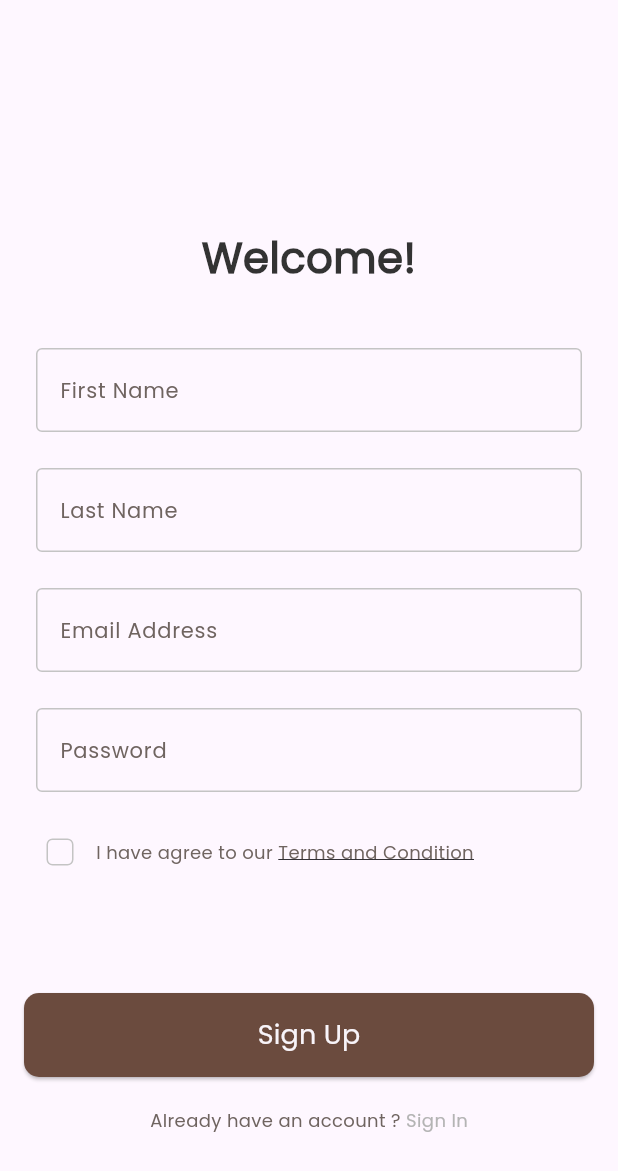
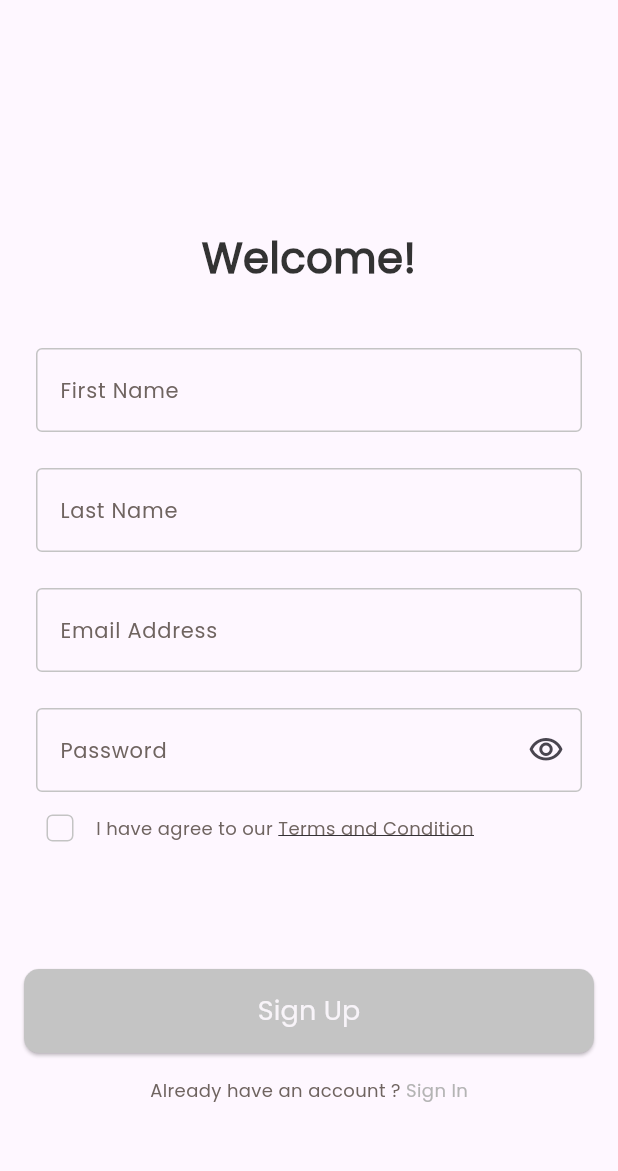
Before and after one commit to MalakYounis03/dalel_app, a Flutter app: the screen it shows after launch, after a tap on "Skip", on a phone screen of 412 x 824 dp. Shown: the top 1171 px of the screen. Run offline on Flutter 3.47's test engine with Material 3 defaults, Android fonts, the phone set to English and light mode, and no system bars; our stand-ins replace bloc, firebase_auth, firebase_core, flutter_bloc, fluttertoast, get_it and 3 more; accounts and stored records are empty.

```diff
--- /dev/null
+++ b/lib/app/dalel_app.dart
@@ -0,0 +1,14 @@
+import 'package:dalel_app/core/routes/app_router.dart';
+import 'package:flutter/material.dart';
+
+class MyApp extends StatelessWidget {
+  const MyApp({super.key});
+
+  @override
+  Widget build(BuildContext context) {
+    return MaterialApp.router(
+      routerConfig: router,
+      debugShowCheckedModeBanner: false,
+    );
+  }
+}
--- /dev/null
+++ b/lib/core/functions/check_state_changes.dart
@@ -0,0 +1,16 @@
+import 'package:firebase_auth/firebase_auth.dart';
+import 'package:flutter/foundation.dart';
+
+void checkStateChanges() {
+  FirebaseAuth.instance.authStateChanges().listen((User? user) {
+    if (user == null) {
+      if (kDebugMode) {
+        print('User is currently signed out!');
+      }
+    } else {
+      if (kDebugMode) {
+        print('User is signed in!');
+      }
+    }
+  });
+}
--- a/lib/core/routes/app_router.dart
+++ b/lib/core/routes/app_router.dart
@@ -1,7 +1,7 @@
-import 'package:dalel_app/core/service/service_licator.dart';
 import 'package:dalel_app/features/auth/presentation/auth_cubit/cubit/auth_cubit.dart';
 import 'package:dalel_app/features/auth/presentation/views/sign_in_view.dart';
 import 'package:dalel_app/features/auth/presentation/views/sign_up_view.dart';
+import 'package:dalel_app/features/home/presentation/views/home_view.dart';
 import 'package:dalel_app/features/onBoarding/presentation/views/on_boarding_view.dart';
 import 'package:dalel_app/features/splash/presentation/views/splash_view.dart';
 import 'package:flutter_bloc/flutter_bloc.dart';
@@ -13,17 +13,14 @@ final GoRouter router = GoRouter(
     GoRoute(path: "/onBoarding", builder: (context, state) => OnBoardingView()),
     GoRoute(
       path: "/signUp",
-      builder: (context, state) => BlocProvider(
-        create: (context) => getIt<AuthCubit>(),
-        child: SignUpView(),
-      ),
+      builder: (context, state) =>
+          BlocProvider(create: (context) => AuthCubit(), child: SignUpView()),
     ),
     GoRoute(
       path: "/signIn",
-      builder: (context, state) => BlocProvider(
-        create: (context) => getIt<AuthCubit>(),
-        child: SignInView(),
-      ),
+      builder: (context, state) =>
+          BlocProvider(create: (context) => AuthCubit(), child: SignInView()),
     ),
+    GoRoute(path: "/home", builder: (context, state) => HomeView()),
   ],
 );
--- a/lib/features/auth/presentation/auth_cubit/cubit/auth_state.dart
+++ b/lib/features/auth/presentation/auth_cubit/cubit/auth_state.dart
@@ -1,3 +1,17 @@
 class AuthState {}
 
 final class AuthInitial extends AuthState {}
+
+final class SignUpLoadingState extends AuthState {}
+
+final class SignUpSuccessState extends AuthState {}
+
+final class SignUpFailureState extends AuthState {
+  final String errorMessage;
+
+  SignUpFailureState({required this.errorMessage});
+}
+
+final class TermsAndConditionUpdateState extends AuthState {}
+
+final class ObscurePasswordTextUpdateState extends AuthState {}
--- a/lib/features/auth/presentation/views/sign_up_view.dart
+++ b/lib/features/auth/presentation/views/sign_up_view.dart
@@ -1,9 +1,7 @@
-import 'package:dalel_app/core/utils/app_colors.dart';
+import 'package:dalel_app/core/functions/navigation.dart';
 import 'package:dalel_app/core/utils/app_strings.dart';
-import 'package:dalel_app/core/widgets/custom_btn.dart';
 import 'package:dalel_app/features/auth/presentation/widgets/custom_sign_up_form.dart';
 import 'package:dalel_app/features/auth/presentation/widgets/have_an_account_widget.dart';
-import 'package:dalel_app/features/auth/presentation/widgets/i_have_agree_widget.dart';
 import 'package:dalel_app/features/auth/presentation/widgets/welcome_text_widget.dart';
 import 'package:flutter/material.dart';
 
@@ -20,40 +18,16 @@ class SignUpView extends StatelessWidget {
             SliverToBoxAdapter(
               child: WelcomeTextWidget(title: AppStrings.welcome),
             ),
-            SliverToBoxAdapter(
-              child: CustomSignUpForm(text: AppStrings.fristName),
-            ),
-            SliverToBoxAdapter(
-              child: CustomSignUpForm(text: AppStrings.lastName),
-            ),
-            SliverToBoxAdapter(
-              child: CustomSignUpForm(text: AppStrings.emailAddress),
-            ),
-            SliverToBoxAdapter(
-              child: CustomSignUpForm(text: AppStrings.password),
-            ),
+            SliverToBoxAdapter(child: CustomSignUpForm()),
+
             SliverToBoxAdapter(child: SizedBox(height: 16)),
-
-            SliverToBoxAdapter(
-              child: IHaveAgreeWidget(
-                text1: AppStrings.iHaveAgreeToOur,
-                text2: AppStrings.termsAndCondition,
-              ),
-            ),
-            SliverToBoxAdapter(child: SizedBox(height: 70)),
-            SliverToBoxAdapter(
-              child: CustomBtn(
-                color: AppColors.deepBrown,
-                onPressed: () {},
-                text: AppStrings.signUp,
-              ),
-            ),
-            SliverToBoxAdapter(child: SizedBox(height: 20)),
-
             SliverToBoxAdapter(
               child: HaveAnAccountWidget(
                 text1: AppStrings.alreadyHaveAnAccount,
                 text2: AppStrings.signIn,
+                onTap: () {
+                  customReplacementNavigate(context, "/home");
+                },
               ),
             ),
           ],
--- a/lib/features/auth/presentation/widgets/custom_check_box.dart
+++ b/lib/features/auth/presentation/widgets/custom_check_box.dart
@@ -1,5 +1,7 @@
 import 'package:dalel_app/core/utils/app_colors.dart';
+import 'package:dalel_app/features/auth/presentation/auth_cubit/cubit/auth_cubit.dart';
 import 'package:flutter/material.dart';
+import 'package:flutter_bloc/flutter_bloc.dart';
 
 class CustomCheckBox extends StatefulWidget {
   const CustomCheckBox({super.key});
@@ -19,6 +21,9 @@ class _CustomCheckBoxState extends State<CustomCheckBox> {
       onChanged: (newValue) {
         setState(() {
           value = newValue!;
+          BlocProvider.of<AuthCubit>(
+            context,
+          ).updateTermsAndConditionCheckBox(newValue: newValue);
         });
       },
       side: BorderSide(color: AppColors.grey),
--- a/lib/features/auth/presentation/widgets/custom_sign_up_form.dart
+++ b/lib/features/auth/presentation/widgets/custom_sign_up_form.dart
@@ -1,32 +1,94 @@
+import 'package:dalel_app/core/functions/custom_toast.dart';
+import 'package:dalel_app/core/functions/navigation.dart';
 import 'package:dalel_app/core/utils/app_colors.dart';
-import 'package:dalel_app/core/utils/app_text_styles.dart';
+import 'package:dalel_app/core/utils/app_strings.dart';
+import 'package:dalel_app/core/widgets/custom_btn.dart';
+import 'package:dalel_app/features/auth/presentation/auth_cubit/cubit/auth_cubit.dart';
+import 'package:dalel_app/features/auth/presentation/auth_cubit/cubit/auth_state.dart';
+import 'package:dalel_app/features/auth/presentation/widgets/custom_text_form_field.dart';
+import 'package:dalel_app/features/auth/presentation/widgets/i_have_agree_widget.dart';
 import 'package:flutter/material.dart';
+import 'package:flutter_bloc/flutter_bloc.dart';
 
 class CustomSignUpForm extends StatelessWidget {
-  const CustomSignUpForm({super.key, required this.text});
-  final String text;
+  CustomSignUpForm({super.key});
   @override
   Widget build(BuildContext context) {
-    return Padding(
-      padding: const EdgeInsets.only(left: 8, right: 8, top: 24),
-      child: TextField(
-        decoration: InputDecoration(
-          labelText: text,
-          labelStyle: CustomTextStyles.poppins500style14.copyWith(
-            color: AppColors.deepGrey,
+    return BlocConsumer<AuthCubit, AuthState>(
+      listener: (context, state) {
+        if (state is SignUpSuccessState) {
+          showToast("Account Created Successfuly !");
+          customReplacementNavigate(context, "/home");
+        } else if (state is SignUpFailureState) {
+          showToast(state.errorMessage);
+        }
+      },
+      builder: (context, state) {
+        AuthCubit authCubit = BlocProvider.of<AuthCubit>(context);
+        return Form(
+          key: authCubit.signUpFormKey,
+          child: Column(
+            children: [
+              CustomTextFormField(
+                text: AppStrings.fristName,
+                onChanged: (firstName) {
+                  authCubit.firstName = firstName;
+                },
+              ),
+              CustomTextFormField(
+                text: AppStrings.lastName,
+                onChanged: (lastName) {
+                  authCubit.lastName = lastName;
+                },
+              ),
+              CustomTextFormField(
+                text: AppStrings.emailAddress,
+                onChanged: (emailAddress) {
+                  authCubit.emailAddress = emailAddress;
+                },
+              ),
+              CustomTextFormField(
+                text: AppStrings.password,
+                suffixIcon: IconButton(
+                  icon: Icon(
+                    authCubit.obscurePasswordTextValue == true
+                        ? Icons.visibility_outlined
+                        : Icons.visibility_off_outlined,
+                  ),
+                  onPressed: () {
+                    authCubit.obscurePasswordText();
+                  },
+                ),
+                obscureText: authCubit.obscurePasswordTextValue,
+                onChanged: (password) {
+                  authCubit.password = password;
+                },
+              ),
+              IHaveAgreeWidget(
+                text1: AppStrings.iHaveAgreeToOur,
+                text2: AppStrings.termsAndCondition,
+              ),
+              SizedBox(height: 70),
+              state is SignUpLoadingState
+                  ? CircularProgressIndicator(color: AppColors.primaryColor)
+                  : CustomBtn(
+                      color: authCubit.termsAndConditionCheckBoxValue == false
+                          ? AppColors.grey
+                          : null,
+                      onPressed: () {
+                        if (authCubit.termsAndConditionCheckBoxValue == true) {
+                          if (authCubit.signUpFormKey.currentState!
+                              .validate()) {
+                            authCubit.createUserWithEmailAndPassword();
+                          }
+                        }
+                      },
+                      text: AppStrings.signUp,
+                    ),
+            ],
           ),
-          border: getBorderStyle(),
-          enabledBorder: getBorderStyle(),
-          focusedBorder: getBorderStyle(),
-        ),
-      ),
-    );
-  }
-
-  OutlineInputBorder getBorderStyle() {
-    return OutlineInputBorder(
-      borderRadius: BorderRadius.circular(4),
-      borderSide: BorderSide(color: AppColors.grey),
+        );
+      },
     );
   }
 }
--- /dev/null
+++ b/lib/features/auth/presentation/widgets/custom_text_form_field.dart
@@ -0,0 +1,58 @@
+import 'package:dalel_app/core/utils/app_colors.dart';
+import 'package:dalel_app/core/utils/app_text_styles.dart';
+import 'package:flutter/material.dart';
+
+class CustomTextFormField extends StatelessWidget {
+  CustomTextFormField({
+    super.key,
+    required this.text,
+    this.onChanged,
+    this.onFieldSubmitted,
+    this.obscureText,
+    this.suffixIcon,
+  });
+  final String text;
+  final bool? obscureText;
+  final Widget? suffixIcon;
+  final Function(String)? onChanged;
+
+  final Function(String)? onFieldSubmitted;
+
+  @override
+  Widget build(BuildContext context) {
+    return Padding(
+      padding: const EdgeInsets.only(left: 8, right: 8, top: 24),
+      child: TextFormField(
+        validator: (value) {
+          if (value!.isEmpty) {
+            return "This Field Is Required! ";
+          } else {
+            return null;
+          }
+        },
+        onChanged: onChanged,
+        onFieldSubmitted: onFieldSubmitted,
+        obscureText: obscureText ?? false,
+
+        decoration: InputDecoration(
+          labelText: text,
+          labelStyle: CustomTextStyles.poppins500style14.copyWith(
+            color: AppColors.deepGrey,
+          ),
+          suffixIcon: suffixIcon,
+
+          border: getBorderStyle(),
+          enabledBorder: getBorderStyle(),
+          focusedBorder: getBorderStyle(),
+        ),
+      ),
+    );
+  }
+
+  OutlineInputBorder getBorderStyle() {
+    return OutlineInputBorder(
+      borderRadius: BorderRadius.circular(4),
+      borderSide: BorderSide(color: AppColors.grey),
+    );
+  }
+}
--- /dev/null
+++ b/lib/features/home/presentation/cubit/home_state.dart
@@ -0,0 +1,6 @@
+part of 'home_cubit.dart';
+
+@immutable
+sealed class HomeState {}
+
+final class HomeInitial extends HomeState {}
--- a/lib/main.dart
+++ b/lib/main.dart
@@ -1,5 +1,6 @@
+import 'package:dalel_app/app/dalel_app.dart';
 import 'package:dalel_app/core/dataBase/cache/cache_helper.dart';
-import 'package:dalel_app/core/routes/app_router.dart';
+import 'package:dalel_app/core/functions/check_state_changes.dart';
 import 'package:dalel_app/core/service/service_licator.dart';
 import 'package:dalel_app/firebase_options.dart';
 import 'package:firebase_core/firebase_core.dart';
@@ -7,20 +8,10 @@ import 'package:flutter/material.dart';
 
 void main() async {
   WidgetsFlutterBinding.ensureInitialized();
+
   await Firebase.initializeApp(options: DefaultFirebaseOptions.currentPlatform);
+  checkStateChanges();
   setUpServiceLocator();
   await getIt<CacheHelper>().init();
   runApp(const MyApp());
 }
-
-class MyApp extends StatelessWidget {
-  const MyApp({super.key});
-
-  @override
-  Widget build(BuildContext context) {
-    return MaterialApp.router(
-      routerConfig: router,
-      debugShowCheckedModeBanner: false,
-    );
-  }
-}
--- a/pubspec.yaml
+++ b/pubspec.yaml
@@ -30,7 +30,10 @@ environment:
 dependencies:
   bloc: ^9.0.0
   cupertino_icons: ^1.0.8
+  firebase_auth: ^6.0.0
   firebase_core: ^4.0.0
+  fluttertoast: ^8.2.12
+
   flutter:
     sdk: flutter
   flutter_bloc: ^9.1.1
```
Also changed, not shown: lib/core/functions/custom_toast.dart (added, +15 -0 lines), lib/features/auth/presentation/auth_cubit/cubit/auth_cubit.dart (+58 -0 lines), lib/features/home/presentation/cubit/home_cubit.dart (added, +8 -0 lines), lib/features/home/presentation/views/home_view.dart (added, +26 -0 lines), pubspec.lock, 5 other files.
